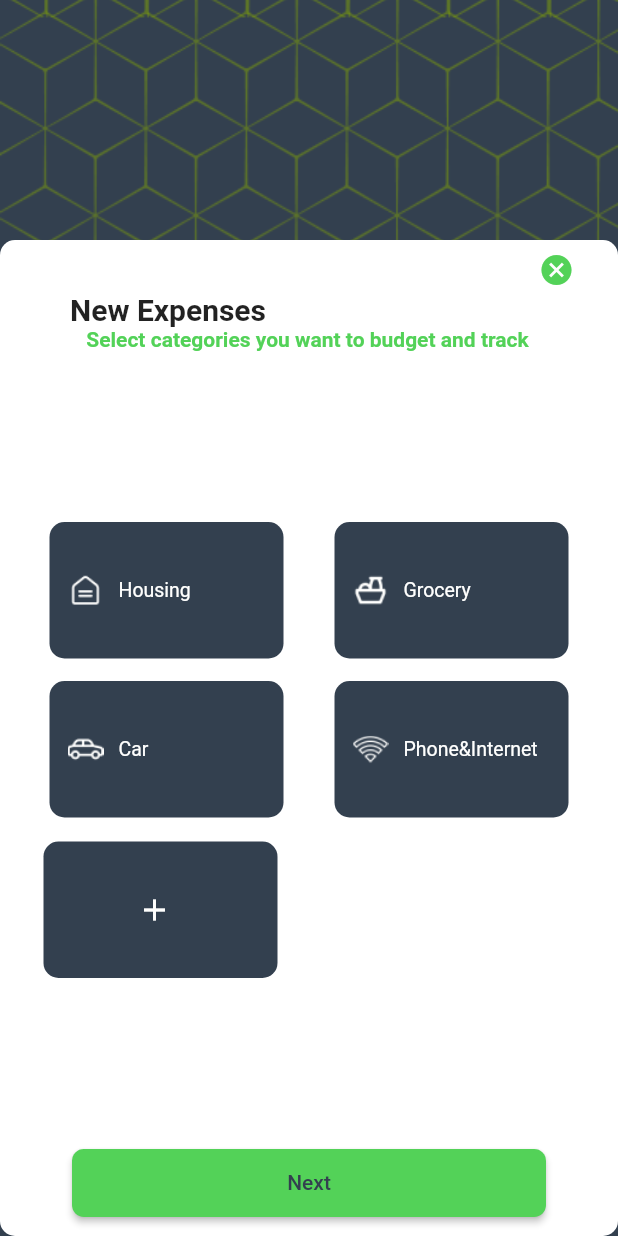
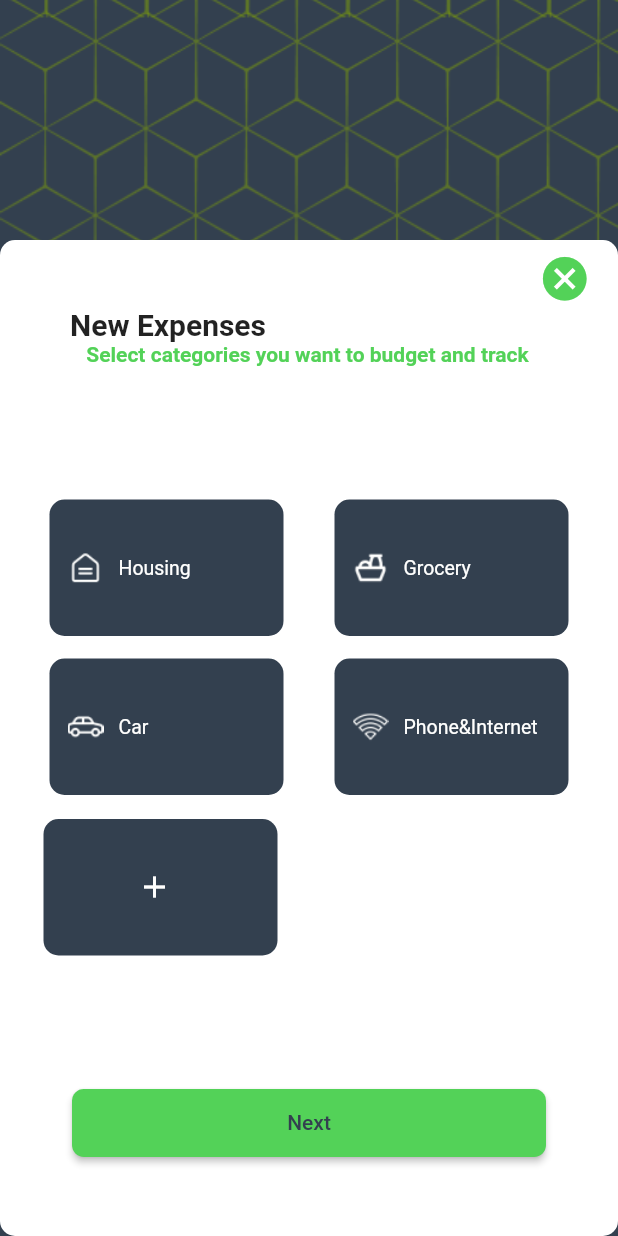
Before and after one commit to jawaher-alqotym/finance_app, a Flutter app: the ExpensesPage screen opened directly, on a phone screen of 412 x 824 dp. Run offline on Flutter 3.47's test engine with Material 2 defaults, Android fonts, the phone set to English and light mode, and no system bars; our stand-ins replace flutter_svg, get, percent_indicator, syncfusion_flutter_charts, toggle_switch; Roboto replaces fonts that are missing (Plus Jakarta Sans).

Commit message:
new commit

```diff
--- a/lib/screens/ExpencesPage.dart
+++ b/lib/screens/ExpencesPage.dart
@@ -8,8 +8,6 @@
 }
 
 class _ExpensesPageState extends State<ExpensesPage> {
-  final activeColor = Colors.white30;
-  final inactiveColor = Colors.white12;
   bool isSelected = false;
   @override
   Widget build(BuildContext context) {
@@ -29,10 +27,11 @@
             child: Column(
               children: [
                 Container(
-                    height: 20,
-                    margin: const EdgeInsets.only(
-                        left: 350.0, right: 20.0, bottom: 15),
+                    height: 30,
+                    width: 30,
+                    margin: const EdgeInsets.only(left: 320.0, bottom: 15),
                     child: IconButton(
+                      iconSize: 35,
                       onPressed: () {
                         Navigator.pop(context);
                       },
--- a/lib/screens/NewSavingPage.dart
+++ b/lib/screens/NewSavingPage.dart
@@ -1,3 +1,4 @@
+import 'package:finance_app/screens/Home.dart';
 import 'package:finance_app/screens/SavingPage.dart';
 import 'package:finance_app/widgets/SavingPercent.dart';
 import 'package:flutter/material.dart';
@@ -164,7 +165,9 @@
                                 ),
                                 // foreground
                               ),
-                              onPressed: () {},
+                              onPressed: () {
+                                Navigator.pop(context);
+                              },
                               child: Text("save"),
                             )))
                   ],
--- a/lib/widgets/expensesAndSaving.dart
+++ b/lib/widgets/expensesAndSaving.dart
@@ -22,7 +22,7 @@
         child: Padding(
           padding: const EdgeInsets.all(16.0),
           child: Container(
-            height: 500,
+            height: 450,
             child: Column(
               mainAxisAlignment: MainAxisAlignment.center,
               children: [
```
Also changed, not shown: lib/screens/SavingPage.dart (+6 -3 lines).
